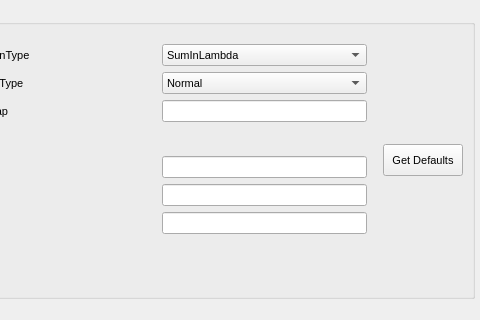
First picture: the form in qt/scientific_interfaces/ISISReflectometry/ReflSettingsWidget.ui, repository mantidproject/mantid, before the edit; both pictures show x 500 to 980 and y 0 to 320 of the 980 by 603 pixel window.
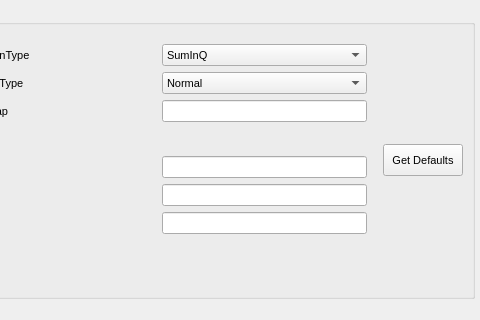
Second picture: the form after the edit.

Commit message: Re #21353: Fixed ui file and added view acessors.

```diff
--- a/qt/scientific_interfaces/ISISReflectometry/ReflSettingsWidget.ui
+++ b/qt/scientific_interfaces/ISISReflectometry/ReflSettingsWidget.ui
@@ -228,15 +228,9 @@
         </item>
         <item row="0" column="3">
          <widget class="QComboBox" name="summationTypeComboBox">
-          <property name="currentText">
-           <string>SumInLambda</string>
-          </property>
-          <property name="currentIndex">
-           <number>0</number>
-          </property>
           <item>
            <property name="text">
-            <string>SumInLambda</string>
+            <string>SumInQ</string>
            </property>
           </item>
           <item>
```
Left out of the diff: 2 changed lines with no effect on the pictures. The commit also changes 4 other files.
